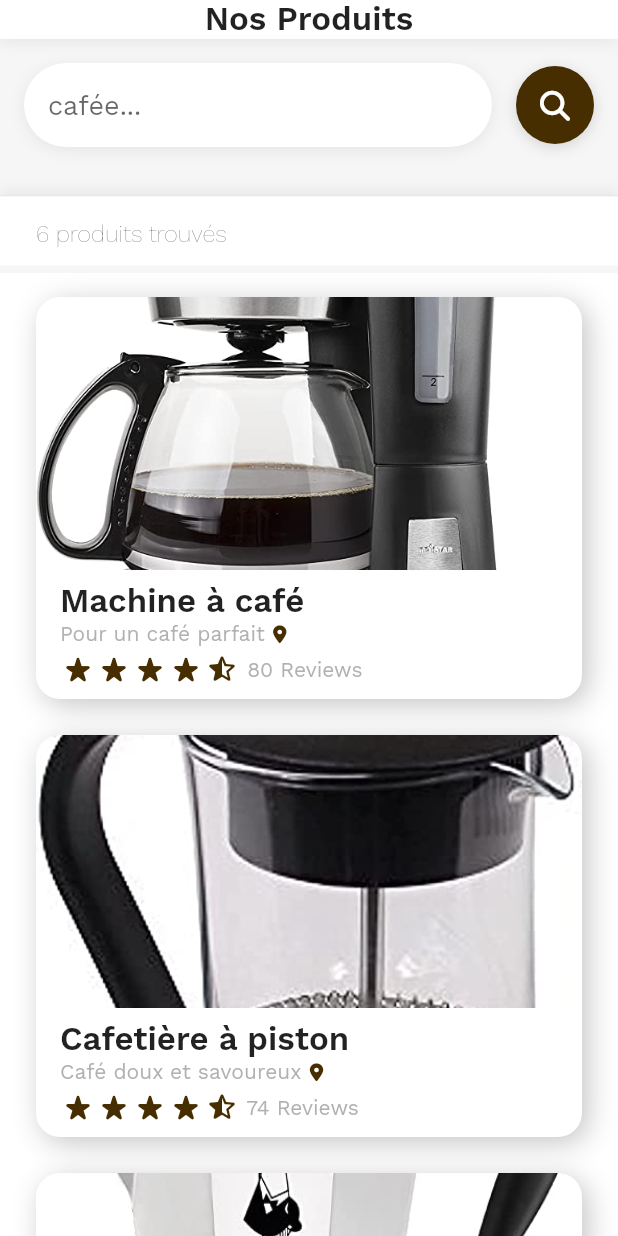
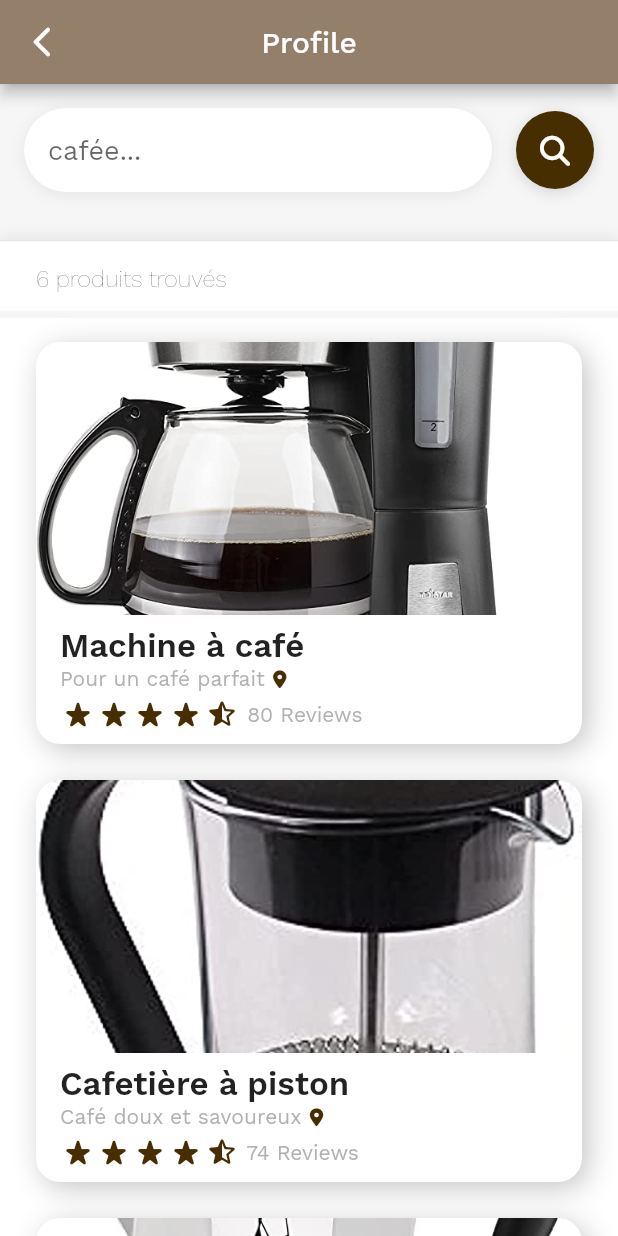
Before and after one commit to Karine-Benhaimi/flutter_project, a Flutter app: the ProductsHomeScreen screen opened directly, on a phone screen of 412 x 824 dp. Run offline on Flutter 3.47's test engine with Material 2 defaults, Android fonts, the phone set to English and light mode, and no system bars; drawn by our look-alikes of flutter_rating_bar; our stand-ins replace font_awesome_flutter.

Commit message:
produit page

```diff
--- a/flutter_app/lib/products/products_home_screen.dart
+++ b/flutter_app/lib/products/products_home_screen.dart
@@ -42,6 +42,10 @@ class _ProductsHomeScreenState extends State<ProductsHomeScreen>
       data: ProductsAppTheme.buildLightTheme(),
       child: Container(
         child: Scaffold(
+          appBar: AppBar(
+            title: Text('Profile'),
+            backgroundColor: Color(0xFF947F6B), // set app bar color to a darker coffee color
+          ),
           body: Stack(
             children: <Widget>[
               InkWell(
@@ -54,7 +58,6 @@ class _ProductsHomeScreenState extends State<ProductsHomeScreen>
                 },
                 child: Column(
                   children: <Widget>[
-                    getAppBarUI(),
                     Expanded(
                       child: NestedScrollView(
                         controller: _scrollController,
@@ -359,14 +362,7 @@ class _ProductsHomeScreenState extends State<ProductsHomeScreen>
           children: <Widget>[
             Expanded(
               child: Center(
-                child: Text(
-                  'Nos Produits',
-                  textAlign: TextAlign.center,
-                  style: TextStyle(
-                    fontWeight: FontWeight.w600,
-                    fontSize: 22,
-                  ),
-                ),
+
               ),
             ),
 
```
